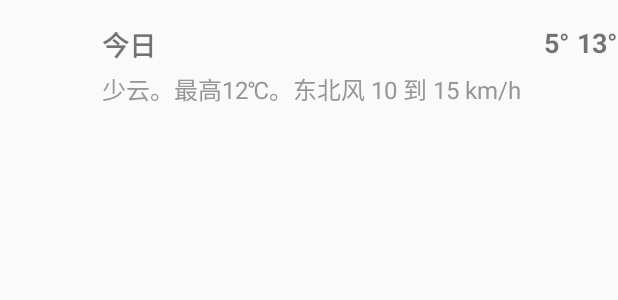
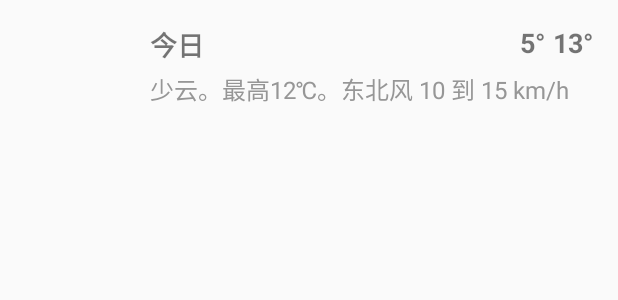
Before and after one commit to CaptainHuangsh/Weather_Go, an Android app: the layout weeklyforecast_items.xml on its own in the app's theme, with its tools: preview values and no code run, on a phone screen of 412 x 824 dp. Shown: the top 300 px of the screen. Run offline under Robolectric (Android 15) with nearby library versions, the phone set to English and light mode, and no system bars.

Commit message:
删除过程性代码，微调weeklyforecast布局，使之与suggestion相协调

```diff
--- a/app/src/main/java/com/example/owen/weathergo/modules/dao/SuggestionWeatherHolder.java
+++ b/app/src/main/java/com/example/owen/weathergo/modules/dao/SuggestionWeatherHolder.java
@@ -37,7 +37,6 @@ public class SuggestionWeatherHolder extends BaseViewHolder<WeatherBean> {
         suggTravelTxt = (TextView) itemView.findViewById(R.id.travel_txt);
         suggFluBrief = (TextView) itemView.findViewById(R.id.flu_brief);
         suggFluTxt = (TextView) itemView.findViewById(R.id.flu_txt);
-        sugg = (TextView) itemView.findViewById(R.id.weather_suggesstions);
     }
 
     @Override
@@ -52,7 +51,6 @@ public class SuggestionWeatherHolder extends BaseViewHolder<WeatherBean> {
             suggTravelTxt.setText(weatherBean.getTrav_txt());
             suggFluBrief.setText(weatherBean.getFlu_brf());
             suggFluTxt.setText(weatherBean.getFlu_txt());
-            sugg.setText(weatherBean.getComf_brf() + weatherBean.getComf_txt());
         } catch (Exception e) {
 
         }
--- a/app/src/main/res/layout/suggestion.xml
+++ b/app/src/main/res/layout/suggestion.xml
@@ -152,9 +152,5 @@
             </LinearLayout>
         </LinearLayout>
 
-        <TextView
-            android:id="@+id/weather_suggesstions"
-            android:layout_width="match_parent"
-            android:layout_height="wrap_content" />
     </LinearLayout>
 </android.support.v7.widget.CardView>
--- a/app/src/main/res/layout/weeklyforecast_items.xml
+++ b/app/src/main/res/layout/weeklyforecast_items.xml
@@ -4,6 +4,8 @@
     android:layout_height="wrap_content"
     android:orientation="horizontal"
     android:paddingBottom="16dp"
+    android:paddingLeft="32dp"
+    android:paddingRight="16dp"
     android:paddingTop="16dp">
 
     <ImageView
```
